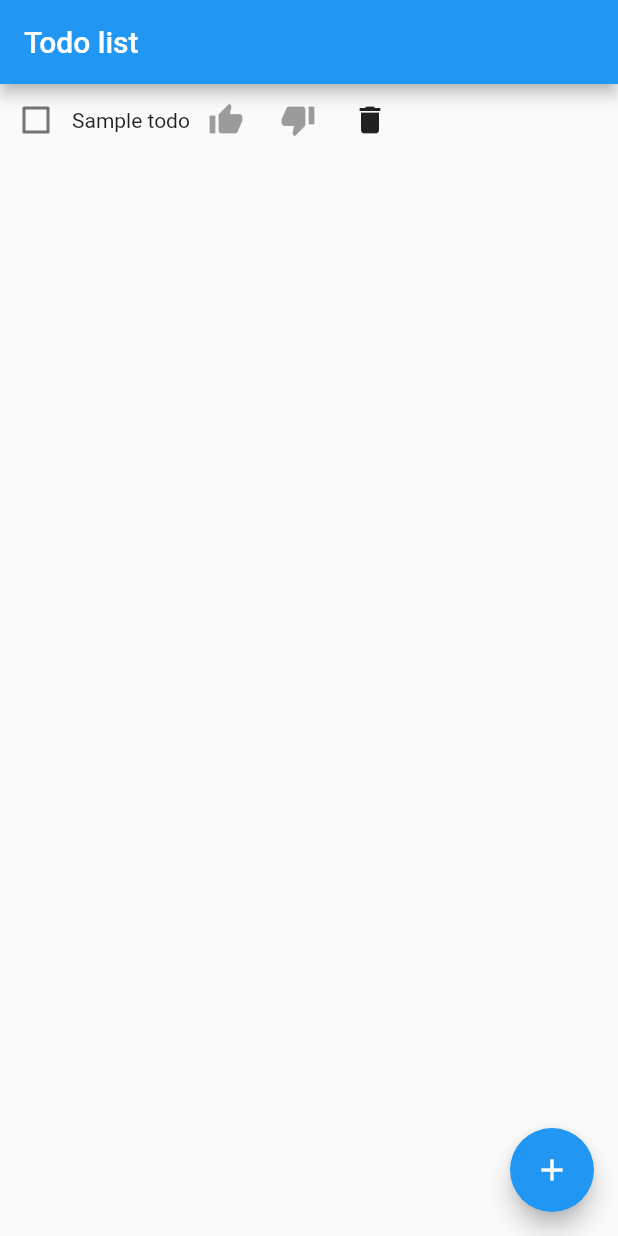
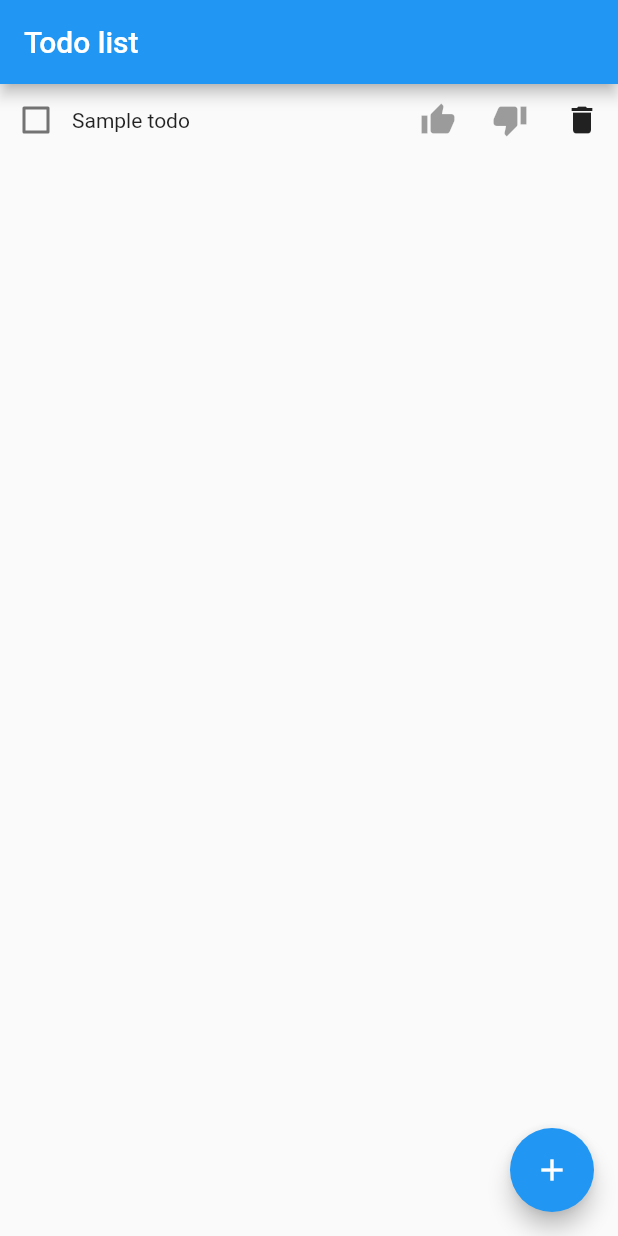
Before and after one commit to roadman/flutter-nikka, a Flutter app: the screen it shows after launch, on a phone screen of 412 x 824 dp. Run offline on Flutter 3.47's test engine with Material 2 defaults, Android fonts, the phone set to English and light mode, and no system bars.

Commit message:
impliment todo icon layout

```diff
--- a/lib/todo_table.dart
+++ b/lib/todo_table.dart
@@ -52,7 +52,9 @@ class _DataTableDemoState extends State<TodoTable> {
                   setState(() {});
                 }
               ),
-              new Text(_todos[index].name),
+              new Expanded(
+                child: new Text(_todos[index].name)
+              ),
               new IconButton(
                 icon: const Icon(
                   Icons.thumb_up,
@@ -74,6 +76,7 @@ class _DataTableDemoState extends State<TodoTable> {
                 ),
                 onPressed: () => _deleteRow(_todos[index])
                 //color: iconButtonToggle ? Theme.of(context).primaryColor : null,
+
               )
             ],
           );
```
